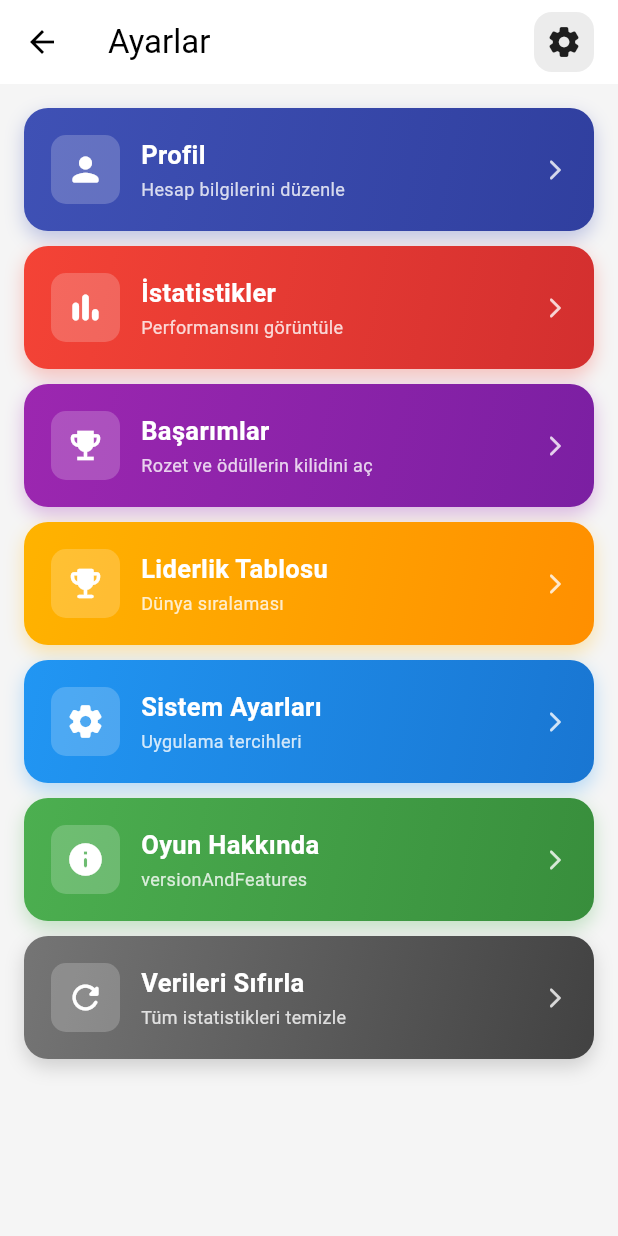
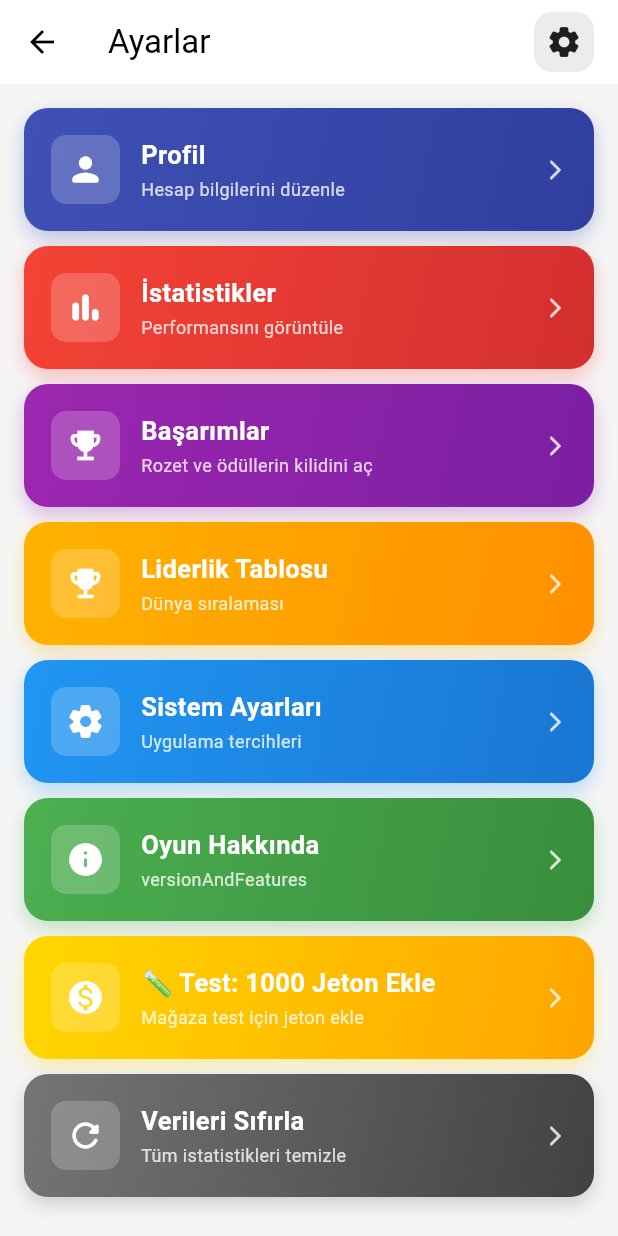
Before and after one commit to gokhananac66/Gokhan, a Flutter app: the SettingsScreen screen opened directly, on a phone screen of 412 x 824 dp. Run offline on Flutter 3.47's test engine with Material 3 defaults, Android fonts, the phone set to English and light mode, and no system bars; our stand-ins replace audioplayers, firebase_auth, firebase_core, firebase_database, fl_chart, google_sign_in and 2 more; accounts and stored records are empty; network calls fail; statements that could not run were skipped.

Commit message:
Add test button to settings for adding 1000 coins

```diff
--- a/test_sudoku/lib/screens/settings_screen.dart
+++ b/test_sudoku/lib/screens/settings_screen.dart
@@ -7,6 +7,7 @@ import 'leaderboard_screen.dart';
 import 'system_settings_screen.dart';
 import 'achievements_screen.dart';
 import '../app_localizations.dart';
+import '../services/currency_service.dart';
 
 class SettingsScreen extends StatefulWidget {
   const SettingsScreen({super.key});
@@ -390,6 +391,28 @@ class _SettingsScreenState extends State<SettingsScreen> {
 
           const SizedBox(height: 10),
 
+          // TEST: 1000 JETON EKLE
+          _buildBigColorfulButton(
+            icon: Icons.monetization_on,
+            title: '🧪 Test: 1000 Jeton Ekle',
+            subtitle: 'Mağaza test için jeton ekle',
+            colors: [Color(0xFFFFD700), Color(0xFFFFA500)],
+            onTap: () async {
+              await CurrencyService().addCoins(1000);
+              if (mounted) {
+                ScaffoldMessenger.of(context).showSnackBar(
+                  const SnackBar(
+                    content: Text('✅ 1000 jeton eklendi! Mağazayı test edebilirsin.'),
+                    backgroundColor: Colors.green,
+                    duration: Duration(seconds: 2),
+                  ),
+                );
+              }
+            },
+          ),
+
+          const SizedBox(height: 10),
+
           // VERİLERİ SIFIRLA
           _buildBigColorfulButton(
             icon: Icons.refresh_rounded,
```
